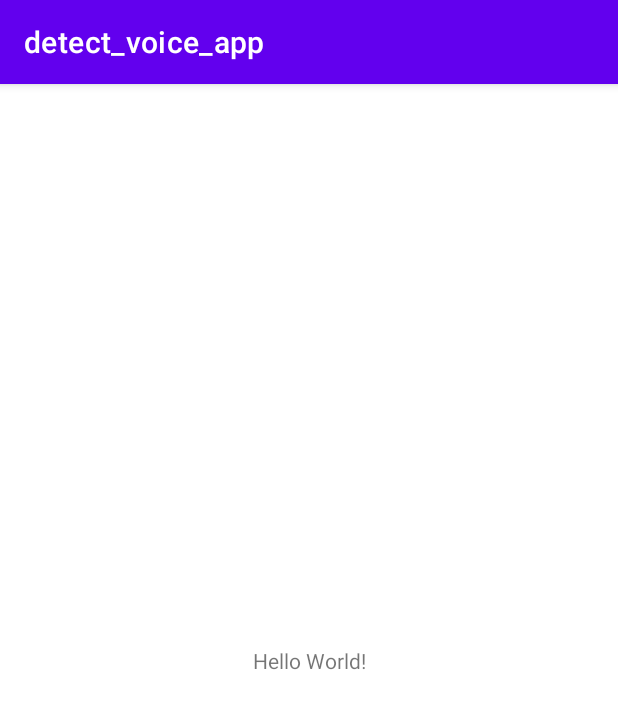
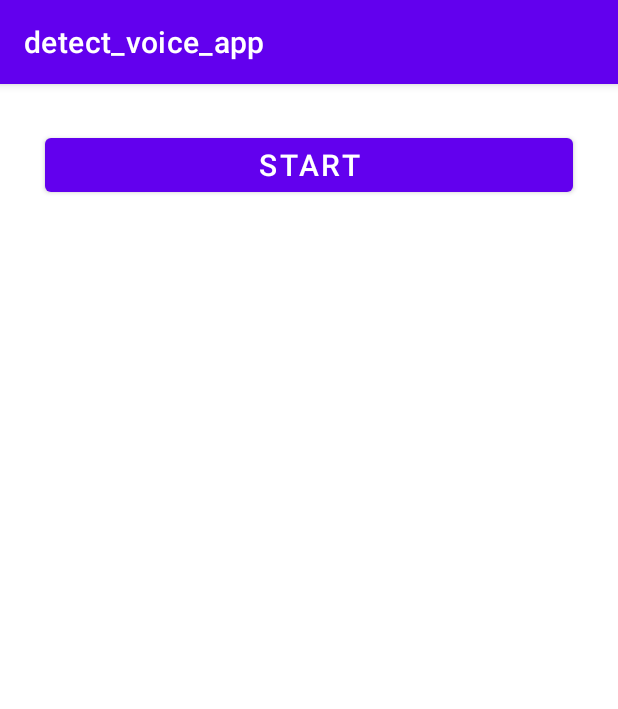
Before and after one commit to loctq-2939/sample_app, an Android app: the screen it shows after launch (MainActivity), on a phone screen of 412 x 824 dp. Shown: the top 709 px of the screen. Run offline under Robolectric (Android 15) with nearby library versions, the phone set to English and light mode, and no system bars; our stand-ins replace Dagger/Hilt's generated code, Timber, data binding; libraries missing offline, so code that uses them is left out: permissions.dispatcher.

Commit message:
[Feature] Implement audio detect

```diff
--- a/app/build.gradle
+++ b/app/build.gradle
@@ -73,4 +73,9 @@ dependencies {
 
     implementation("com.google.dagger:hilt-android:2.43")
     kapt("com.google.dagger:hilt-android-compiler:2.43")
+
+    implementation("com.github.permissions-dispatcher:ktx:1.1.2")
+    implementation("com.github.permissions-dispatcher:permissionsdispatcher:4.9.2")
+    kapt("com.github.permissions-dispatcher:permissionsdispatcher-processor:4.9.2")
+    annotationProcessor("com.github.permissions-dispatcher:permissionsdispatcher-processor:4.9.2")
 }
--- a/app/src/main/AndroidManifest.xml
+++ b/app/src/main/AndroidManifest.xml
@@ -6,7 +6,7 @@
     <uses-permission android:name="android.permission.RECORD_AUDIO" />
 
     <application
-
+        android:name=".MainApplication"
         android:allowBackup="true"
         android:dataExtractionRules="@xml/data_extraction_rules"
         android:fullBackupContent="@xml/backup_rules"
@@ -17,7 +17,7 @@
         android:theme="@style/Theme.Detect_voice_app"
         tools:targetApi="31">
         <activity
-            android:name=".MainActivity"
+            android:name=".ui.main.MainActivity"
             android:exported="true">
             <intent-filter>
                 <action android:name="android.intent.action.MAIN" />
--- a/app/src/main/java/com/example/detect_voice_app/MainActivity.kt
+++ /dev/null
@@ -1,11 +0,0 @@
-package com.example.detect_voice_app
-
-import androidx.appcompat.app.AppCompatActivity
-import android.os.Bundle
-
-class MainActivity : AppCompatActivity() {
-    override fun onCreate(savedInstanceState: Bundle?) {
-        super.onCreate(savedInstanceState)
-        setContentView(R.layout.activity_main)
-    }
-}
--- /dev/null
+++ b/app/src/main/java/com/example/detect_voice_app/MainApplication.kt
@@ -0,0 +1,12 @@
+package com.example.detect_voice_app
+
+import android.app.Application
+import dagger.hilt.android.HiltAndroidApp
+
+@HiltAndroidApp
+class MainApplication: Application() {
+
+    override fun onCreate() {
+        super.onCreate()
+    }
+}
--- /dev/null
+++ b/app/src/main/java/com/example/detect_voice_app/ui/detectAudio/DetectAudioViewModel.kt
@@ -0,0 +1,9 @@
+package com.example.detect_voice_app.ui.detectAudio
+
+import com.example.detect_voice_app.base.BaseViewModel
+import dagger.hilt.android.lifecycle.HiltViewModel
+import javax.inject.Inject
+
+@HiltViewModel
+class DetectAudioViewModel @Inject constructor(): BaseViewModel() {
+}
--- /dev/null
+++ b/app/src/main/java/com/example/detect_voice_app/ui/main/MainActivity.kt
@@ -0,0 +1,20 @@
+package com.example.detect_voice_app.ui.main
+
+import android.os.Bundle
+import androidx.activity.viewModels
+import com.example.detect_voice_app.R
+import com.example.detect_voice_app.base.BaseActivity
+import com.example.detect_voice_app.databinding.ActivityMainBinding
+import com.example.detect_voice_app.ui.detectAudio.DetectAudioFragment
+import dagger.hilt.android.AndroidEntryPoint
+
+@AndroidEntryPoint
+class MainActivity : BaseActivity<ActivityMainBinding, MainViewModel>() {
+    override val viewModel: MainViewModel by viewModels()
+    override val layoutId: Int = R.layout.activity_main
+
+    override fun onCreate(savedInstanceState: Bundle?) {
+        super.onCreate(savedInstanceState)
+        replaceFragment(DetectAudioFragment(), R.id.container, addToBackStack = false)
+    }
+}
--- a/app/src/main/java/com/example/detect_voice_app/ui/DetectAudioViewModel.kt
+++ b/app/src/main/java/com/example/detect_voice_app/ui/main/MainViewModel.kt
@@ -1,9 +1,9 @@
-package com.example.detect_voice_app.ui
+package com.example.detect_voice_app.ui.main
 
 import com.example.detect_voice_app.base.BaseViewModel
 import dagger.hilt.android.lifecycle.HiltViewModel
 import javax.inject.Inject
 
 @HiltViewModel
-class DetectAudioViewModel @Inject constructor(): BaseViewModel() {
+class MainViewModel @Inject constructor(): BaseViewModel() {
 }
--- a/app/src/main/res/layout/activity_main.xml
+++ b/app/src/main/res/layout/activity_main.xml
@@ -1,26 +1,13 @@
 <?xml version="1.0" encoding="utf-8"?>
-<layout>
-
+<layout xmlns:android="http://schemas.android.com/apk/res/android">
     <data>
         <variable
             name="viewModel"
-            type="com.example.detect_voice_app.base.BaseViewModel" />
+            type="com.example.detect_voice_app.ui.main.MainViewModel" />
     </data>
-    <androidx.constraintlayout.widget.ConstraintLayout xmlns:android="http://schemas.android.com/apk/res/android"
-        xmlns:app="http://schemas.android.com/apk/res-auto"
-        xmlns:tools="http://schemas.android.com/tools"
+
+    <androidx.fragment.app.FragmentContainerView
+        android:id="@+id/container"
         android:layout_width="match_parent"
-        android:layout_height="match_parent"
-        tools:context=".MainActivity">
-
-        <TextView
-            android:layout_width="wrap_content"
-            android:layout_height="wrap_content"
-            android:text="Hello World!"
-            app:layout_constraintBottom_toBottomOf="parent"
-            app:layout_constraintEnd_toEndOf="parent"
-            app:layout_constraintStart_toStartOf="parent"
-            app:layout_constraintTop_toTopOf="parent" />
-
-    </androidx.constraintlayout.widget.ConstraintLayout>
+        android:layout_height="match_parent" />
 </layout>
--- a/app/src/main/res/layout/fragment_detect_audio.xml
+++ b/app/src/main/res/layout/fragment_detect_audio.xml
@@ -1,17 +1,42 @@
 <?xml version="1.0" encoding="utf-8"?>
 <layout xmlns:android="http://schemas.android.com/apk/res/android"
-    xmlns:tools="http://schemas.android.com/tools"
-    tools:context=".ui.DetectAudioFragment">
+    xmlns:app="http://schemas.android.com/apk/res-auto"
+    xmlns:tools="http://schemas.android.com/tools">
 
     <data>
+
         <variable
             name="viewModel"
-            type="com.example.detect_voice_app.ui.DetectAudioViewModel" />
+            type="com.example.detect_voice_app.ui.detectAudio.DetectAudioViewModel" />
     </data>
 
-   <androidx.constraintlayout.widget.ConstraintLayout
-       android:layout_width="match_parent"
-       android:layout_height="match_parent">
+    <androidx.constraintlayout.widget.ConstraintLayout
+        android:layout_width="match_parent"
+        android:layout_height="match_parent"
+        android:layout_margin="10dp"
+        android:orientation="vertical"
+        tools:context=".ui.main.MainActivity">
 
-   </androidx.constraintlayout.widget.ConstraintLayout>
+        <Button
+            android:id="@+id/btnStart"
+            android:layout_width="match_parent"
+            android:layout_height="wrap_content"
+            android:layout_margin="20dp"
+            android:text="@string/start"
+            android:textSize="20sp"
+            app:layout_constraintEnd_toEndOf="parent"
+            app:layout_constraintStart_toStartOf="parent"
+            app:layout_constraintTop_toTopOf="parent" />
+
+        <TextView
+            android:id="@+id/tvSpeechText"
+            android:layout_width="wrap_content"
+            android:layout_height="wrap_content"
+            android:textSize="12sp"
+            app:layout_constraintBottom_toBottomOf="parent"
+            app:layout_constraintLeft_toLeftOf="parent"
+            app:layout_constraintRight_toRightOf="parent"
+            app:layout_constraintTop_toTopOf="parent" />
+
+    </androidx.constraintlayout.widget.ConstraintLayout>
 </layout>
--- a/app/src/main/res/values/strings.xml
+++ b/app/src/main/res/values/strings.xml
@@ -2,4 +2,9 @@
     <string name="app_name">detect_voice_app</string>
     <!-- TODO: Remove or change this placeholder text -->
     <string name="hello_blank_fragment">Hello blank fragment</string>
+    <string name="title_record_audio_permission">Allow Permission</string>
+    <string name="message_record_audio_permission">Allow record audio permission ?</string>
+    <string name="ok">OK</string>
+    <string name="cancel">Cancel</string>
+    <string name="start">Start</string>
 </resources>
```
Also changed, not shown: app/src/main/java/com/example/detect_voice_app/Utils/DialogUtils.kt (added, +178 -0 lines), app/src/main/java/com/example/detect_voice_app/ui/DetectAudioFragment.kt (deleted, +0 -14 lines), app/src/main/java/com/example/detect_voice_app/ui/detectAudio/DetectAudioFragment.kt (added, +149 -0 lines), app/src/main/res/layout/layout_loading_dialog.xml (added, +17 -0 lines).
